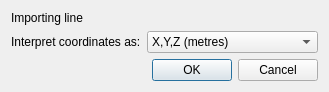
Old version of the form calcam/gui/qt_designer_files/line_coords.ui in the repository euratom-software/calcam.
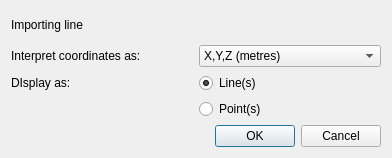
New version of the form.

```diff
--- a/calcam/gui/qt_designer_files/line_coords.ui
+++ b/calcam/gui/qt_designer_files/line_coords.ui
@@ -6,21 +6,25 @@
    <rect>
     <x>0</x>
     <y>0</y>
-    <width>251</width>
-    <height>86</height>
+    <width>392</width>
+    <height>158</height>
    </rect>
   </property>
   <property name="windowTitle">
    <string>Line Coordinates</string>
   </property>
   <layout class="QGridLayout" name="gridLayout">
-   <item row="2" column="0" colspan="2">
-    <widget class="QDialogButtonBox" name="buttonBox">
-     <property name="orientation">
-      <enum>Qt::Horizontal</enum>
+   <item row="0" column="0" colspan="2">
+    <widget class="QLabel" name="lines_label">
+     <property name="text">
+      <string>Importing line</string>
      </property>
-     <property name="standardButtons">
-      <set>QDialogButtonBox::Cancel|QDialogButtonBox::Ok</set>
+    </widget>
+   </item>
+   <item row="2" column="0">
+    <widget class="QLabel" name="label_2">
+     <property name="text">
+      <string>DIsplay as:</string>
      </property>
     </widget>
    </item>
@@ -45,10 +49,30 @@
      </item>
     </widget>
    </item>
-   <item row="0" column="0" colspan="2">
-    <widget class="QLabel" name="lines_label">
+   <item row="4" column="0" colspan="2">
+    <widget class="QDialogButtonBox" name="buttonBox">
+     <property name="orientation">
+      <enum>Qt::Horizontal</enum>
+     </property>
+     <property name="standardButtons">
+      <set>QDialogButtonBox::Cancel|QDialogButtonBox::Ok</set>
+     </property>
+    </widget>
+   </item>
+   <item row="2" column="1">
+    <widget class="QRadioButton" name="show_lines">
      <property name="text">
-      <string>Importing line</string>
+      <string>Line(s)</string>
+     </property>
+     <property name="checked">
+      <bool>true</bool>
+     </property>
+    </widget>
+   </item>
+   <item row="3" column="1">
+    <widget class="QRadioButton" name="show_points">
+     <property name="text">
+      <string>Point(s)</string>
      </property>
     </widget>
    </item>
```
